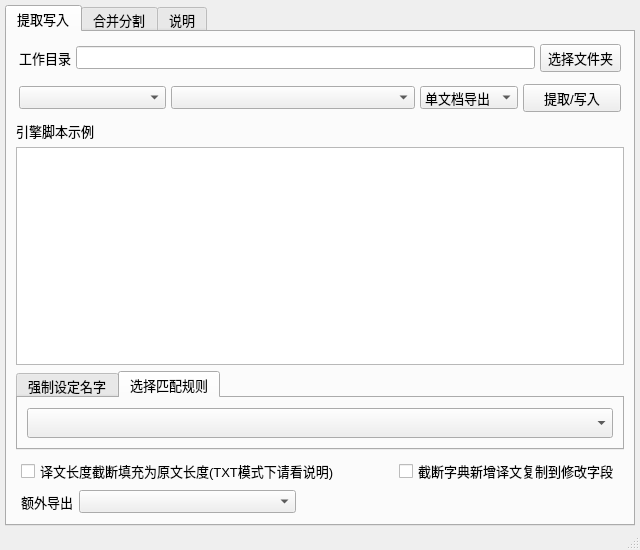
satan53x/SExtractor, file ui_mainWindow.ui: the form before one commit.
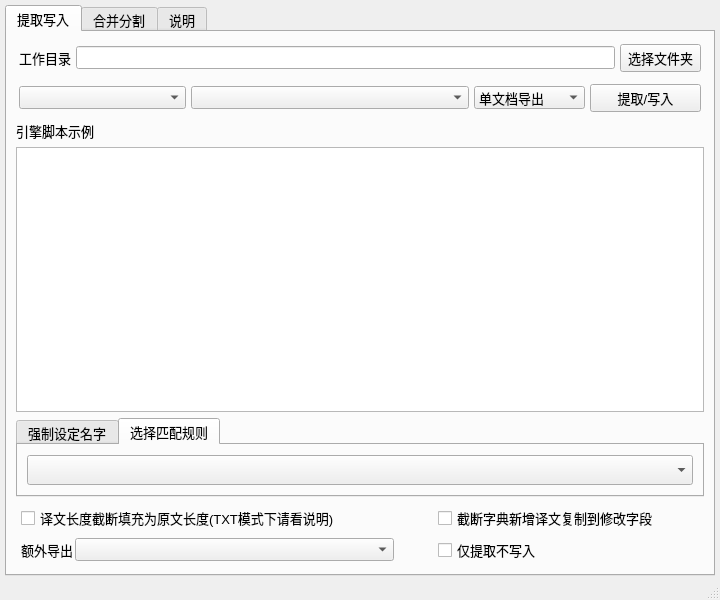
The form after the commit.

```diff
--- a/ui_mainWindow.ui
+++ b/ui_mainWindow.ui
@@ -6,8 +6,8 @@
    <rect>
     <x>0</x>
     <y>0</y>
-    <width>640</width>
-    <height>550</height>
+    <width>720</width>
+    <height>600</height>
    </rect>
   </property>
   <property name="minimumSize">
@@ -282,7 +282,7 @@
            </property>
            <item>
             <widget class="QWidget" name="widget_6" native="true">
-             <layout class="QHBoxLayout" name="horizontalLayout_4" stretch="5,1,4">
+             <layout class="QHBoxLayout" name="horizontalLayout_4" stretch="10,1,7">
               <property name="leftMargin">
                <number>5</number>
               </property>
@@ -341,7 +341,7 @@
            </item>
            <item>
             <widget class="QWidget" name="widget_9" native="true">
-             <layout class="QHBoxLayout" name="horizontalLayout_9" stretch="0,2,3">
+             <layout class="QHBoxLayout" name="horizontalLayout_9" stretch="10,1,7">
               <property name="leftMargin">
                <number>5</number>
               </property>
@@ -349,10 +349,28 @@
                <number>2</number>
               </property>
               <property name="rightMargin">
-               <number>2</number>
+               <number>5</number>
               </property>
               <property name="bottomMargin">
                <number>2</number>
+              </property>
+              <item>
+               <widget class="QWidget" name="widget_10" native="true">
+                <layout class="QHBoxLayout" name="horizontalLayout_10" stretch="0,5">
+                 <property name="spacing">
+                  <number>2</number>
+                 </property>
+                 <property name="leftMargin">
+                  <number>0</number>
+                 </property>
+                 <property name="topMargin">
+                  <number>0</number>
+                 </property>
+                 <property name="rightMargin">
+                  <number>0</number>
+                 </property>
+                 <property name="bottomMargin">
+                  <number>0</number>
               </property>
               <item>
                <widget class="QLabel" name="label">
@@ -364,6 +382,9 @@
               <item>
                <widget class="QComboBox" name="outputFileExtraBox"/>
               </item>
+                </layout>
+               </widget>
+              </item>
               <item>
                <spacer name="horizontalSpacer_2">
                 <property name="orientation">
@@ -377,6 +398,13 @@
                 </property>
                </spacer>
               </item>
+              <item>
+               <widget class="QCheckBox" name="noInputCheck">
+                <property name="text">
+                 <string>仅提取不写入</string>
+                </property>
+               </widget>
+              </item>
              </layout>
             </widget>
            </item>
```
Lines whose indentation alone changed are shown as unchanged.
